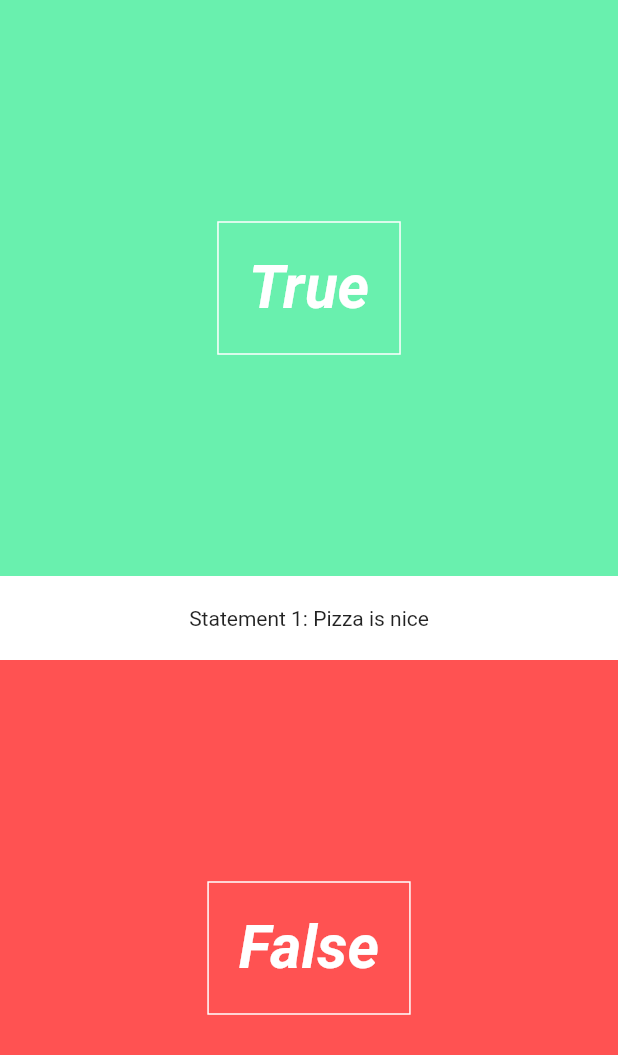
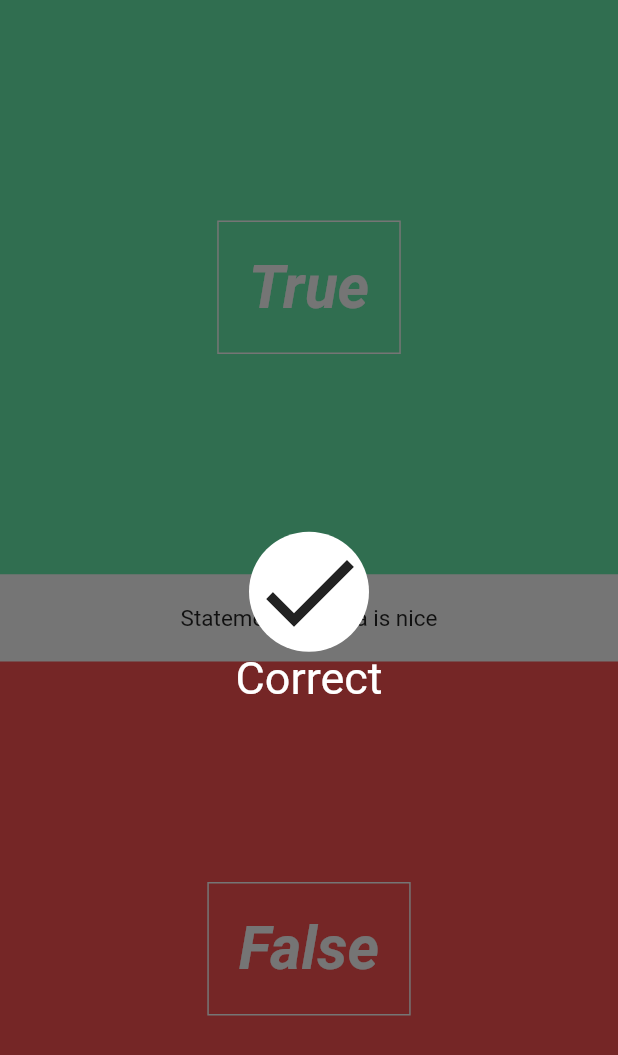
Before and after one commit to JetLightStudio/FlutterQuiz, a Flutter app: the screen it shows after launch, on a phone screen of 412 x 824 dp. Shown: the top 1055 px of the screen. Run offline on Flutter 3.47's test engine with Material 2 defaults, Android fonts, the phone set to English and light mode, and no system bars.

Commit message:
Add correct and wrong overlay UI

```diff
--- /dev/null
+++ b/lib/UI/correct_wrong_overlay.dart
@@ -0,0 +1,31 @@
+import 'package:flutter/material.dart';
+
+
+class CorrectWrongOverlay extends StatefulWidget{
+ @override
+ State createState()=> new CorrectWrongOverlayState();
+}
+class CorrectWrongOverlayState extends State<CorrectWrongOverlay>{
+  @override
+  Widget build(BuildContext context) {
+      return new Material(
+        color: Colors.black54,
+        child: new InkWell(
+          onTap: () => print("yo"),
+          child: new Column(
+            mainAxisAlignment: MainAxisAlignment.center,
+            children: <Widget>[
+              new Container(
+                decoration: new BoxDecoration(
+                  color: Colors.white,
+                  shape: BoxShape.circle
+                ),
+                child: new Icon(Icons.done,size: 80.0),
+              ),
+              new Text("Correct",style: new TextStyle(fontSize: 30.0,color: Colors.white),)
+            ],
+          ),
+        ),
+      );
+    }
+}
--- a/lib/UI/question_text.dart
+++ b/lib/UI/question_text.dart
@@ -10,7 +10,19 @@ class QuestionText extends StatefulWidget{
 
   QuestionTextState createState()=> new QuestionTextState();
 }
-class QuestionTextState extends State<QuestionText>{
+class QuestionTextState extends State<QuestionText> with SingleTickerProviderStateMixin{
+  Animation<double> _fontSizeAnimation;
+  AnimationController _fontSizeAnimationController;
+
+  @override
+  void initState(){
+    super.initState();
+    _fontSizeAnimationController = new AnimationController(duration: new Duration(milliseconds: 500),vsync: this);
+    _fontSizeAnimation = new CurvedAnimation(parent: _fontSizeAnimationController,curve: Curves.linear);
+    _fontSizeAnimation.addListener(()=>this.setState((){}));
+    _fontSizeAnimationController.forward();
+  }
+
   @override
   Widget build(BuildContext context) {
     return new Material(
@@ -18,7 +30,9 @@ class QuestionTextState extends State<QuestionText>{
              child: new Padding(
                padding: new EdgeInsets.symmetric(vertical: 20.0),
                child: new Center(
-               child: new Text("Statement "+widget._questionNumber.toString() + ": " + widget._question.toString()),
+               child: new Text("Statement "+widget._questionNumber.toString() + ": " + widget._question.toString(),
+               style: new TextStyle(fontSize: _fontSizeAnimation.value * 15),
+               ),
              ),
              ),
            );
--- a/lib/pages/quiz_page.dart
+++ b/lib/pages/quiz_page.dart
@@ -1,7 +1,7 @@
 import 'package:flutter/material.dart';
 import 'package:flutter_quiz/UI/answer_button.dart';
+import 'package:flutter_quiz/UI/correct_wrong_overlay.dart';
 import 'package:flutter_quiz/UI/question_text.dart';
-
 
 class QuizPage extends StatefulWidget{
  QuizPageState createState() => new QuizPageState();
@@ -10,6 +10,7 @@ class QuizPageState extends State<QuizPage>{
 @override
 Widget build(BuildContext context) {
     return new Stack(
+      fit: StackFit.expand,
       children: <Widget>[
         new Column(
           children: <Widget>[
@@ -17,7 +18,8 @@ Widget build(BuildContext context) {
            new QuestionText("Pizza is nice",1),
            new AnswerButton(false, () => print("False")),
           ],
-        )
+        ),
+        new CorrectWrongOverlay()
       ],
     );
   }
```
